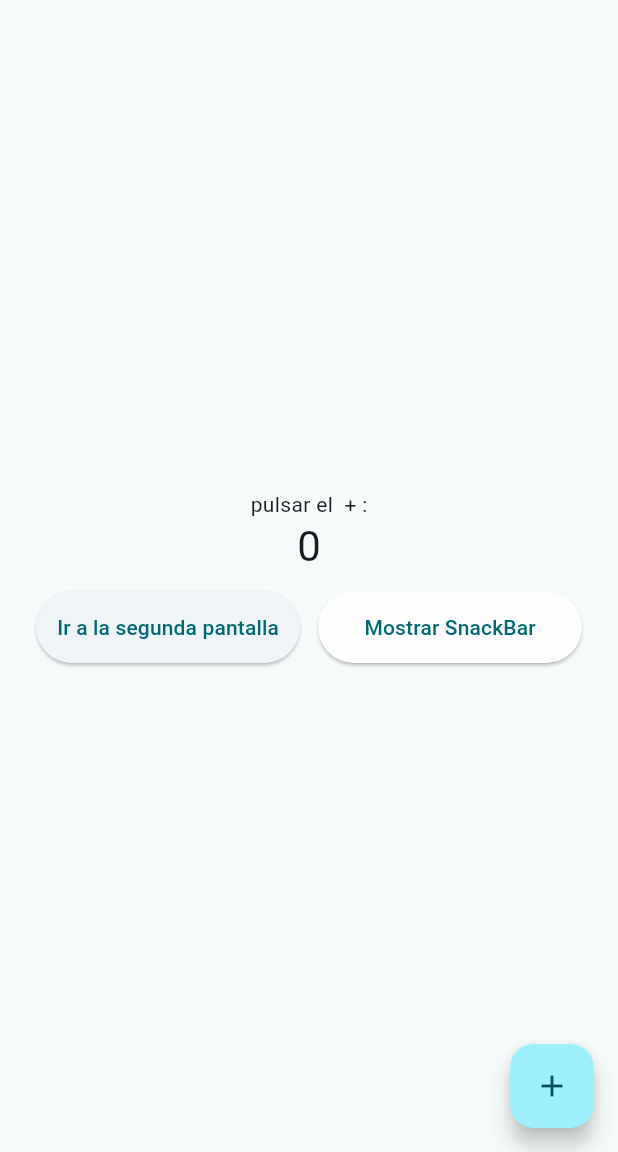
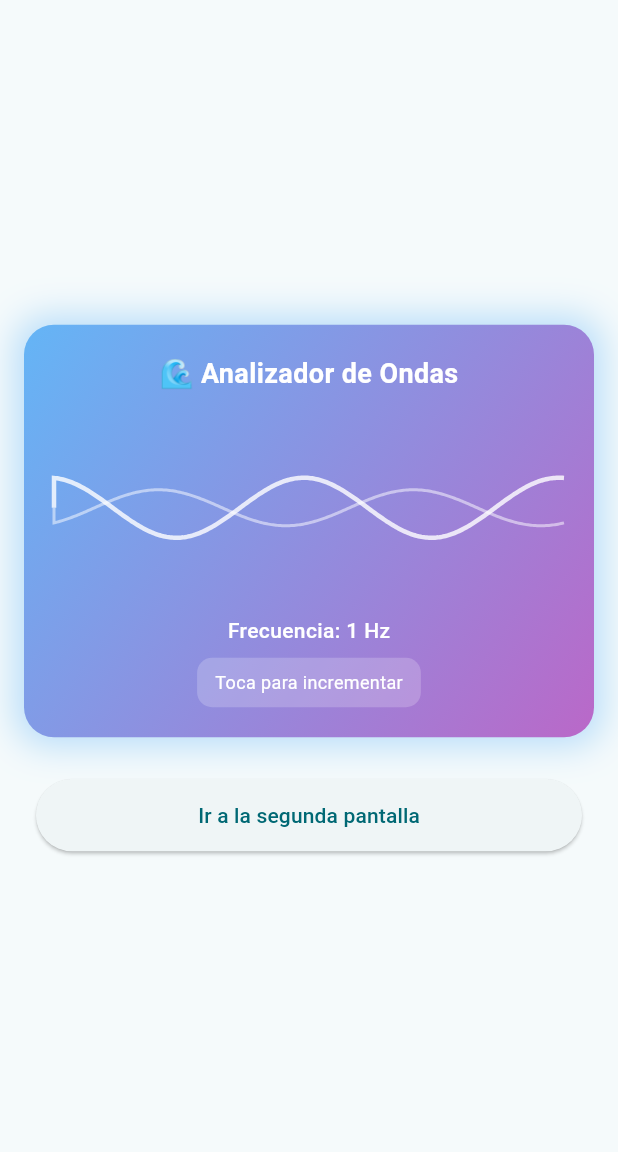
Before and after one commit to donguacha1983/proyecto_integrador1, a Flutter app: the screen it shows after launch, on a phone screen of 412 x 824 dp, the part 84-1236 px from its top. Run offline on Flutter 3.47's test engine with Material 3 defaults, Android fonts, the phone set to English and light mode, and no system bars.

Commit message:
Update main.dart

```diff
--- a/lib/main.dart
+++ b/lib/main.dart
@@ -1,11 +1,223 @@
 import 'package:flutter/material.dart';
+import 'dart:math' as math;
 
 void main() {
   runApp(const MyApp());
 }
 
-class SecondScreen extends StatelessWidget {
+/// Widget innovador: Analizador de ondas animado
+class AnimatedWaveAnalyzer extends StatefulWidget {
+  final int value;
+  final VoidCallback onTap;
+
+  const AnimatedWaveAnalyzer({
+    super.key,
+    required this.value,
+    required this.onTap,
+  });
+
+  @override
+  State<AnimatedWaveAnalyzer> createState() => _AnimatedWaveAnalyzerState();
+}
+
+class _AnimatedWaveAnalyzerState extends State<AnimatedWaveAnalyzer>
+    with SingleTickerProviderStateMixin {
+  late AnimationController _controller;
+
+  @override
+  void initState() {
+    super.initState();
+    _controller = AnimationController(
+      duration: const Duration(milliseconds: 3000),
+      vsync: this,
+    )..repeat();
+  }
+
+  @override
+  void dispose() {
+    _controller.dispose();
+    super.dispose();
+  }
+
+  @override
+  Widget build(BuildContext context) {
+    return GestureDetector(
+      onTap: widget.onTap,
+      child: Container(
+        margin: const EdgeInsets.all(16),
+        padding: const EdgeInsets.all(20),
+        decoration: BoxDecoration(
+          borderRadius: BorderRadius.circular(20),
+          gradient: LinearGradient(
+            begin: Alignment.topLeft,
+            end: Alignment.bottomRight,
+            colors: [
+              Colors.blue.shade300,
+              Colors.purple.shade300,
+            ],
+          ),
+          boxShadow: [
+            BoxShadow(
+              color: Colors.blue.withOpacity(0.3),
+              blurRadius: 20,
+              spreadRadius: 5,
+            ),
+          ],
+        ),
+        child: Column(
+          mainAxisSize: MainAxisSize.min,
+          children: [
+            const Text(
+              '🌊 Analizador de Ondas',
+              style: TextStyle(
+                color: Colors.white,
+                fontSize: 18,
+                fontWeight: FontWeight.bold,
+              ),
+            ),
+            const SizedBox(height: 16),
+            AnimatedBuilder(
+              animation: _controller,
+              builder: (context, child) {
+                return SizedBox(
+                  height: 120,
+                  child: CustomPaint(
+                    painter: WavePainter(
+                      animation: _controller.value,
+                      frequency: widget.value + 1,
+                    ),
+                    size: Size.infinite,
+                  ),
+                );
+              },
+            ),
+            const SizedBox(height: 12),
+            Text(
+              'Frecuencia: ${widget.value + 1} Hz',
+              style: const TextStyle(
+                color: Colors.white,
+                fontSize: 14,
+                fontWeight: FontWeight.w500,
+              ),
+            ),
+            const SizedBox(height: 8),
+            Container(
+              padding: const EdgeInsets.symmetric(vertical: 8, horizontal: 12),
+              decoration: BoxDecoration(
+                color: Colors.white.withOpacity(0.2),
+                borderRadius: BorderRadius.circular(10),
+              ),
+              child: const Text(
+                'Toca para incrementar',
+                style: TextStyle(
+                  color: Colors.white,
+                  fontSize: 12,
+                ),
+              ),
+            ),
+          ],
+        ),
+      ),
+    );
+  }
+}
+
+/// Custom painter para dibujar las ondas animadas
+class WavePainter extends CustomPainter {
+  final double animation;
+  final int frequency;
+
+  WavePainter({
+    required this.animation,
+    required this.frequency,
+  });
+
+  @override
+  void paint(Canvas canvas, Size size) {
+    final paint = Paint()
+      ..color = Colors.white.withOpacity(0.8)
+      ..strokeWidth = 3
+      ..style = PaintingStyle.stroke;
+
+    final path = Path();
+    final waveHeight = 20.0;
+    final waveLength = size.width / 2;
+
+    path.moveTo(0, size.height / 2);
+
+    for (double x = 0; x <= size.width; x++) {
+      final y = size.height / 2 +
+          waveHeight *
+              math.sin((x / waveLength + animation * frequency * 2 * math.pi) *
+                  2 *
+                  math.pi);
+      path.lineTo(x, y);
+    }
+
+    canvas.drawPath(path, paint);
+
+    // Segunda onda desfasada
+    final paint2 = Paint()
+      ..color = Colors.white.withOpacity(0.5)
+      ..strokeWidth = 2
+      ..style = PaintingStyle.stroke;
+
+    final path2 = Path();
+    path2.moveTo(0, size.height / 2);
+
+    for (double x = 0; x <= size.width; x++) {
+      final y = size.height / 2 +
+          waveHeight *
+              0.6 *
+              math.sin(
+                  (x / waveLength + animation * frequency * 2 * math.pi + math.pi / 2) *
+                      2 *
+                      math.pi);
+      path2.lineTo(x, y);
+    }
+
+    canvas.drawPath(path2, paint2);
+  }
+
+  @override
+  bool shouldRepaint(WavePainter oldDelegate) {
+    return oldDelegate.animation != animation ||
+        oldDelegate.frequency != frequency;
+  }
+}
+
+class SecondScreen extends StatefulWidget {
   const SecondScreen({super.key});
+
+  @override
+  State<SecondScreen> createState() => _SecondScreenState();
+}
+
+class _SecondScreenState extends State<SecondScreen> {
+  @override
+  void initState() {
+    super.initState();
+    WidgetsBinding.instance.addPostFrameCallback((_) {
+      _showSnackBar();
+    });
+  }
+
+  void _showSnackBar() {
+    final snackBar = SnackBar(
+      content: const Text(
+        '¡Bienvenido a la segunda pantalla!',
+        textAlign: TextAlign.center,
+      ),
+      behavior: SnackBarBehavior.floating,
+      margin: EdgeInsets.only(
+        left: MediaQuery.of(context).size.width * 0.15,
+        right: MediaQuery.of(context).size.width * 0.15,
+        bottom: 20,
+      ),
+      shape: RoundedRectangleBorder(borderRadius: BorderRadius.circular(10)),
+    );
+    ScaffoldMessenger.of(context).showSnackBar(snackBar);
+  }
 
   @override
   Widget build(BuildContext context) {
@@ -17,22 +229,7 @@ class SecondScreen extends StatelessWidget {
       body: Center(
         child: Column(
           mainAxisAlignment: MainAxisAlignment.center,
-          children: <Widget>[
-            const Text('¡Bienvenido a la segunda pantalla!'),
-            const SizedBox(height: 18),
-            SizedBox(
-              width: 180,
-              child: ElevatedButton(
-                style: ElevatedButton.styleFrom(
-                  padding: const EdgeInsets.symmetric(vertical: 14),
-                ),
-                onPressed: () {
-                  Navigator.pop(context);
-                },
-                child: const Text('Regresar'),
-              ),
-            ),
-          ],
+          children: <Widget>[],
         ),
       ),
     );
@@ -78,7 +275,19 @@ class _MyHomePageState extends State<MyHomePage> {
   }
 
   void _showSnackBar() {
-    final snackBar = SnackBar(content: Text('¡Hola! Este es un SnackBar.'));
+    final snackBar = SnackBar(
+      content: const Text(
+        '¡Hola! Este es un SnackBar.',
+        textAlign: TextAlign.center,
+      ),
+      behavior: SnackBarBehavior.floating,
+      margin: EdgeInsets.only(
+        left: MediaQuery.of(context).size.width * 0.15,
+        right: MediaQuery.of(context).size.width * 0.15,
+        bottom: 20,
+      ),
+      shape: RoundedRectangleBorder(borderRadius: BorderRadius.circular(10)),
+    );
     ScaffoldMessenger.of(context).showSnackBar(snackBar);
   }
 
@@ -102,12 +311,12 @@ class _MyHomePageState extends State<MyHomePage> {
 
         child: Column(
 
-          mainAxisAlignment: .center,
+          mainAxisAlignment: MainAxisAlignment.center,
           children: [
-            const Text('pulsar el  + :'),
-            Text(
-              '$_counter',
-              style: Theme.of(context).textTheme.headlineMedium,
+            // Widget innovador: Analizador de ondas
+            AnimatedWaveAnalyzer(
+              value: _counter,
+              onTap: _incrementCounter,
             ),
             const SizedBox(height: 12),
             Padding(
@@ -123,28 +332,12 @@ class _MyHomePageState extends State<MyHomePage> {
                       child: const Text('Ir a la segunda pantalla'),
                     ),
                   ),
-                  const SizedBox(width: 12),
-                  Expanded(
-                    child: ElevatedButton(
-                      style: ElevatedButton.styleFrom(
-                        padding: const EdgeInsets.symmetric(vertical: 14),
-                        backgroundColor: const Color.fromARGB(255, 253, 253, 253),
-                      ),
-                      onPressed: _showSnackBar,
-                      child: const Text('Mostrar SnackBar'),
-                    ),
-                  ),
                 ],
               ),
             ),
           ],
         ),
       ),
-      floatingActionButton: FloatingActionButton(
-        onPressed: _incrementCounter,
-        tooltip: 'Increment',
-        child: const Icon(Icons.add),
-      ),
     );
   }
 }
```
